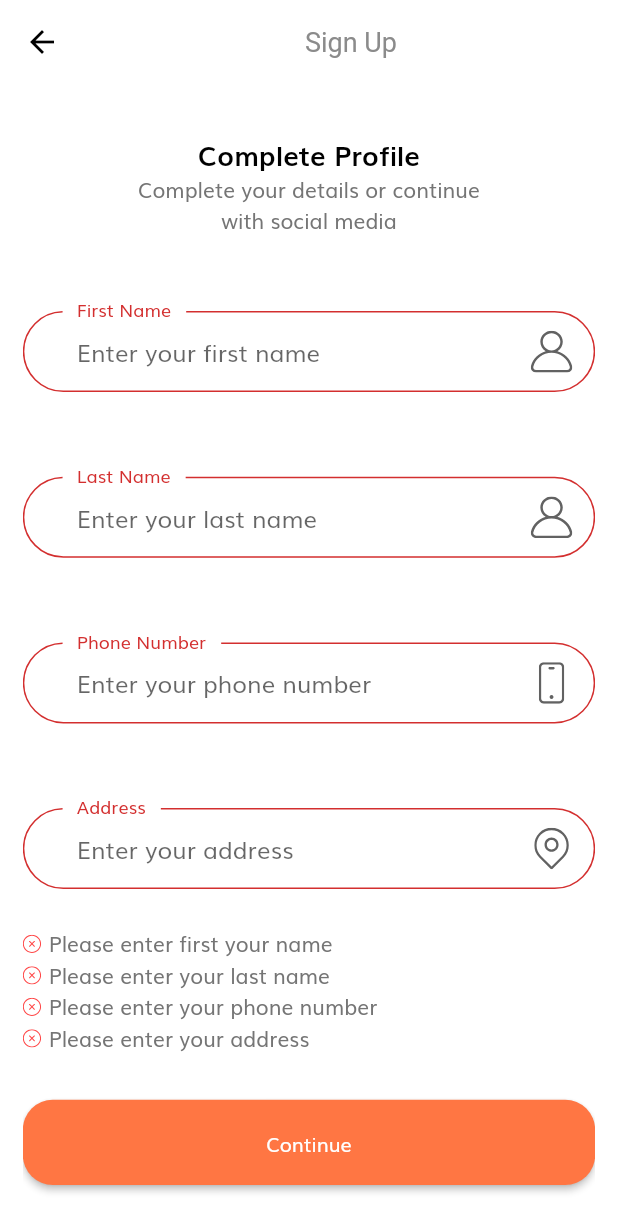
After one commit to utari7302/ecommerce, a Flutter app: the CompleteProfileScreen screen opened by its route, after a tap on "Continue", on a phone screen of 412 x 824 dp. The commit adds this screen. Shown: the top 1232 px of the screen. Run offline on Flutter 3.47's test engine with Material 2 defaults, Android fonts, the phone set to English and light mode, and no system bars; our stand-ins replace flutter_svg.

Commit message:
Signup | Profile | OTP Screens done

```diff
--- a/lib/constants.dart
+++ b/lib/constants.dart
@@ -1,3 +1,4 @@
+import 'package:ecommerce/size_config.dart';
 import 'package:flutter/material.dart';
 
 const kPrimaryColor = Color(0xFFFF7643);
@@ -20,3 +21,29 @@ const String kInvalidEmailError = "Please enter your valid email";
 const String kPassNullError = "Please enter your password";
 const String kShortPassError = "Password is too short";
 const String kMatchPassError = "Password don't match";
+const String kNameFirstNullError = "Please enter first your name";
+const String kNameLastNullError = "Please enter your last name";
+const String kPhoneNumberNullError = "Please enter your phone number";
+const String kAddressNullError = "Please enter your address";
+
+
+final headingStyle = (
+   TextStyle(
+      color: Colors.black,
+      fontSize: getProportionateScreenWidth(36),
+      fontWeight: FontWeight.bold)
+);
+
+final otpInputDecoration = InputDecoration(
+  contentPadding: EdgeInsets.symmetric(vertical: getProportionateScreenWidth(15)),
+  enabledBorder: outlineInputBorder(),
+  focusedBorder: outlineInputBorder(),
+  border: outlineInputBorder()
+);
+
+OutlineInputBorder outlineInputBorder(){
+  return OutlineInputBorder(
+    borderRadius: BorderRadius.circular(15),
+    borderSide: const BorderSide(color: kTextColor)
+  );
+}
--- a/lib/routes.dart
+++ b/lib/routes.dart
@@ -1,7 +1,10 @@
 
 
+import 'package:ecommerce/screens/complete_profile/complete_profile_screen.dart';
 import 'package:ecommerce/screens/forgot_password/forgot_password_screen.dart';
+import 'package:ecommerce/screens/otp/otp_screen.dart';
 import 'package:ecommerce/screens/sign_in/sign_in_screen.dart';
+import 'package:ecommerce/screens/sign_up/sign_up_screen.dart';
 import 'package:ecommerce/screens/splash/splash_screen.dart';
 import 'package:ecommerce/screens/success_screen/success_screen.dart';
 import 'package:flutter/widgets.dart';
@@ -12,5 +15,8 @@ final Map<String,WidgetBuilder> routes = {
   SplashScreen.routeName: (context) => const SplashScreen(),
   SignInScreen.routeName: (context) => const SignInScreen(),
   ForgotPasswordScreen.routeName:(context) => const ForgotPasswordScreen(),
-  SuccessScreen.routeName:(context) => const SuccessScreen()
+  SuccessScreen.routeName:(context) => const SuccessScreen(),
+  SignUpScreen.routName:(context) => const SignUpScreen(),
+  CompleteProfileScreen.routeName:(context) => const CompleteProfileScreen(),
+  OtpScreen.routeName:(context) => const OtpScreen()
 };
--- /dev/null
+++ b/lib/screens/complete_profile/complete_profile_screen.dart
@@ -0,0 +1,19 @@
+import 'package:ecommerce/screens/complete_profile/components/body.dart';
+import 'package:ecommerce/size_config.dart';
+import 'package:flutter/material.dart';
+
+class CompleteProfileScreen extends StatelessWidget {
+  const CompleteProfileScreen({super.key});
+  static String routeName = "/completeProfile";
+
+  @override
+  Widget build(BuildContext context) {
+    SizeConfig().init(context);
+    return Scaffold(
+      appBar: AppBar(
+        title: const Center(child: Text("Sign Up")),
+      ),
+      body: const Body(),
+    );
+  }
+}
--- /dev/null
+++ b/lib/screens/complete_profile/components/body.dart
@@ -0,0 +1,45 @@
+import 'package:ecommerce/constants.dart';
+import 'package:ecommerce/screens/complete_profile/components/complete_profile_form.dart';
+import 'package:ecommerce/size_config.dart';
+import 'package:flutter/material.dart';
+
+class Body extends StatefulWidget {
+  const Body({super.key});
+
+  @override
+  State<Body> createState() => _BodyState();
+}
+
+class _BodyState extends State<Body> {
+  @override
+  Widget build(BuildContext context) {
+    return SafeArea(
+        child: SizedBox(
+          width: double.infinity,
+          child: Padding(
+            padding:
+            EdgeInsets.symmetric(horizontal: getProportionateScreenWidth(30)),
+            child: SingleChildScrollView(
+              child: Column(
+                children: [
+                  SizedBox(height: SizeConfig.screenHeight! * 0.04,),
+                  Text(
+                    "Complete Profile",
+                    style: headingStyle,
+                  ),
+                  const Text(
+                    "Complete your details or continue \nwith social media",
+                    textAlign: TextAlign.center,
+                  ),
+                  SizedBox(height: SizeConfig.screenHeight! * 0.06,),
+                  const CompleteProfileForm(),
+                  SizedBox(height: SizeConfig.screenHeight! * 0.06,),
+                  const Text("Bu continuing your confirm that you agree \nwith our Term and Condition",textAlign: TextAlign.center,),
+                  SizedBox(height: getProportionateScreenHeight(20)),
+                ],
+              ),
+            ),
+          ),
+        ));
+  }
+}
--- /dev/null
+++ b/lib/screens/complete_profile/components/complete_profile_form.dart
@@ -0,0 +1,180 @@
+import 'package:ecommerce/components/custom_suffix_icon.dart';
+import 'package:ecommerce/components/default_button.dart';
+import 'package:ecommerce/components/form_error.dart';
+import 'package:ecommerce/constants.dart';
+import 'package:ecommerce/screens/otp/otp_screen.dart';
+import 'package:ecommerce/size_config.dart';
+import 'package:flutter/material.dart';
+
+class CompleteProfileForm extends StatefulWidget {
+  const CompleteProfileForm({super.key});
+
+  @override
+  State<CompleteProfileForm> createState() => _CompleteProfileFormState();
+}
+
+class _CompleteProfileFormState extends State<CompleteProfileForm> {
+
+  String firstName = "";
+  String lastName = "";
+  String phoneNumber = "";
+  String address = "";
+  List<String> errors = [];
+  final _formKey = GlobalKey<FormState>();
+
+  void addError({required String error}) {
+    if (!errors.contains(error)) {
+      setState(() {
+        errors.add(error);
+      });
+    }
+  }
+
+  void removeError({required String error}) {
+    if (errors.contains(error)) {
+      setState(() {
+        errors.remove(error);
+      });
+    }
+  }
+
+  @override
+  Widget build(BuildContext context) {
+    return Form(
+        key: _formKey,
+        child: Column(
+          children: [
+            buildFirstNameFormField(),
+            SizedBox(
+              height: getProportionateScreenHeight(30),
+            ),
+            buildLastNameFormField(),
+            SizedBox(
+              height: getProportionateScreenHeight(30),
+            ),
+            buildPhoneNumberFormField(),
+            SizedBox(
+              height: getProportionateScreenHeight(30),
+            ),
+            buildAddressFormField(),
+            FormError(errors: errors),
+            SizedBox(
+              height: getProportionateScreenHeight(30),
+            ),
+            DefaultButton(
+              text: "Continue",
+              press: () {
+                if (_formKey.currentState!.validate()) {
+                  // Go to otp screen
+                  Navigator.pushNamed(context, OtpScreen.routeName);
+                }
+              },
+            )
+          ],
+        ));
+  }
+
+  TextFormField buildFirstNameFormField() {
+    return TextFormField(
+      onSaved: (newValue) => firstName = newValue!,
+      onChanged: (value) {
+        if (value.isNotEmpty) {
+          removeError(error: kNameFirstNullError);
+        }
+      },
+      validator: (value) {
+        if (value!.isEmpty) {
+          addError(error: kNameFirstNullError);
+          return "";
+        }
+        return null;
+      },
+      keyboardType: TextInputType.name,
+      decoration: const InputDecoration(
+          labelText: "First Name",
+          hintText: "Enter your first name",
+          floatingLabelBehavior: FloatingLabelBehavior.always,
+          suffixIcon: CustomSuffixIcon(
+            svgIcon: "assets/icons/User.svg",
+          )),
+    );
+  }
+
+  TextFormField buildLastNameFormField() {
+    return TextFormField(
+      onSaved: (newValue) => lastName = newValue!,
+      onChanged: (value) {
+        if (value.isNotEmpty) {
+          removeError(error: kNameLastNullError);
+        }
+      },
+      validator: (value) {
+        if (value!.isEmpty) {
+          addError(error: kNameLastNullError);
+          return "";
+        }
+        return null;
+      },
+      keyboardType: TextInputType.name,
+      decoration: const InputDecoration(
+          labelText: "Last Name",
+          hintText: "Enter your last name",
+          floatingLabelBehavior: FloatingLabelBehavior.always,
+          suffixIcon: CustomSuffixIcon(
+            svgIcon: "assets/icons/User.svg",
+          )),
+    );
+  }
+
+  TextFormField buildPhoneNumberFormField() {
+    return TextFormField(
+      onSaved: (newValue) => firstName = newValue!,
+      onChanged: (value) {
+        if (value.isNotEmpty) {
+          removeError(error: kPhoneNumberNullError);
+        }
+      },
+      validator: (value) {
+        if (value!.isEmpty) {
+          addError(error: kPhoneNumberNullError);
+          return "";
+        }
+        return null;
+      },
+      keyboardType: TextInputType.number,
+      decoration: const InputDecoration(
+          labelText: "Phone Number",
+          hintText: "Enter your phone number",
+          floatingLabelBehavior: FloatingLabelBehavior.always,
+          suffixIcon: CustomSuffixIcon(
+            svgIcon: "assets/icons/Phone.svg",
+          )),
+    );
+  }
+
+  TextFormField buildAddressFormField() {
+    return TextFormField(
+      onSaved: (newValue) => firstName = newValue!,
+      onChanged: (value) {
+        if (value.isNotEmpty) {
+          removeError(error: kAddressNullError);
+        }
+      },
+      validator: (value) {
+        if (value!.isEmpty) {
+          addError(error: kAddressNullError);
+          return "";
+        }
+        return null;
+      },
+      keyboardType: TextInputType.streetAddress,
+      decoration: const InputDecoration(
+          labelText: "Address",
+          hintText: "Enter your address",
+          floatingLabelBehavior: FloatingLabelBehavior.always,
+          suffixIcon: CustomSuffixIcon(
+            svgIcon: "assets/icons/Location point.svg",
+          )),
+    );
+  }
+}
--- a/lib/theme.dart
+++ b/lib/theme.dart
@@ -1,6 +1,7 @@
 
 
 import 'package:ecommerce/constants.dart';
+import 'package:ecommerce/size_config.dart';
 import 'package:flutter/material.dart';
 
 ThemeData theme(){
```
Also changed, not shown: lib/screens/otp/components/body.dart (added, +70 -0 lines), lib/screens/otp/components/otp_form.dart (added, +116 -0 lines), lib/screens/otp/otp_screen.dart (added, +19 -0 lines), lib/screens/sign_in/components/no_account_text.dart (+13 -2 lines), lib/screens/sign_up/components/body.dart (added, +64 -0 lines), lib/screens/sign_up/components/signup_form.dart (added, +167 -0 lines), lib/screens/sign_up/sign_up_screen.dart (added, +19 -0 lines).
